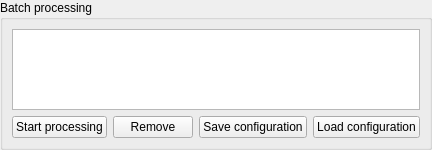
Old version of the form iVS3D/src/iVS3D-core/view/automaticwidget.ui in the repository iVS3D/iVS3D.
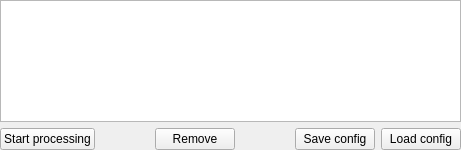
New version of the form. Custom widgets are drawn as their Qt base class.

What changed in the file:
```diff
--- a/iVS3D/src/iVS3D-core/view/automaticwidget.ui
+++ b/iVS3D/src/iVS3D-core/view/automaticwidget.ui
@@ -6,7 +6,7 @@
    <rect>
     <x>0</x>
     <y>0</y>
-    <width>417</width>
+    <width>461</width>
     <height>150</height>
    </rect>
   </property>
@@ -25,7 +25,7 @@
   <property name="windowTitle">
    <string>Form</string>
   </property>
-  <layout class="QHBoxLayout" name="horizontalLayout_2">
+  <layout class="QVBoxLayout" name="verticalLayout">
    <property name="leftMargin">
     <number>0</number>
    </property>
@@ -39,12 +39,6 @@
     <number>0</number>
    </property>
    <item>
-    <widget class="QGroupBox" name="groupBox">
-     <property name="title">
-      <string>Batch processing</string>
-     </property>
-     <layout class="QVBoxLayout" name="verticalLayout_2">
-      <item>
        <widget class="AutomaticListWidget" name="listWidget"/>
       </item>
       <item>
@@ -92,21 +86,18 @@
         <item>
          <widget class="QPushButton" name="save">
           <property name="text">
-           <string>Save configuration</string>
+        <string>Save config</string>
           </property>
          </widget>
         </item>
         <item>
          <widget class="QPushButton" name="load">
           <property name="text">
-           <string>Load configuration</string>
+        <string>Load config</string>
           </property>
          </widget>
         </item>
        </layout>
-      </item>
-     </layout>
-    </widget>
    </item>
   </layout>
  </widget>
```
Lines whose indentation alone changed are shown as unchanged.
